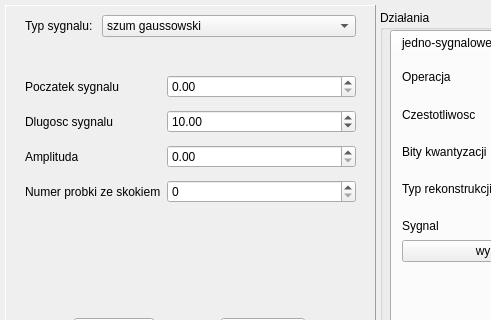
This is gui/gui_design.ui in kwisnia/sygnaly as Qt 5 draws it before an edit; both pictures show x 0 to 491 and y 0 to 320 of the 1200 by 820 pixel window. The edited form follows.
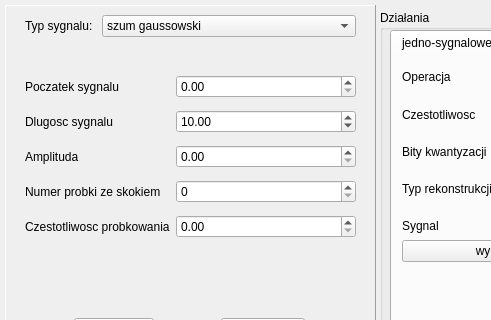
This is the edited form. The open tabs and pages were chosen to show the change.

Diff of the .ui file:
```diff
--- a/gui/gui_design.ui
+++ b/gui/gui_design.ui
@@ -1029,6 +1029,20 @@
         <item row="3" column="1">
          <widget class="QSpinBox" name="wspolczynnikWypelnieniaDoubleSpinBox_10"/>
         </item>
+        <item row="4" column="0">
+         <widget class="QLabel" name="czestotliwoscProbkowaniaLabel_10">
+          <property name="text">
+           <string>Czestotliwosc probkowania</string>
+          </property>
+         </widget>
+        </item>
+        <item row="4" column="1">
+         <widget class="QDoubleSpinBox" name="czestotliwoscProbkowaniaDoubleSpinBox_10">
+          <property name="maximum">
+           <double>100000.000000000000000</double>
+          </property>
+         </widget>
+        </item>
        </layout>
       </widget>
      </widget>
```
Left out of the diff: 22 changed lines with no effect on the pictures.
